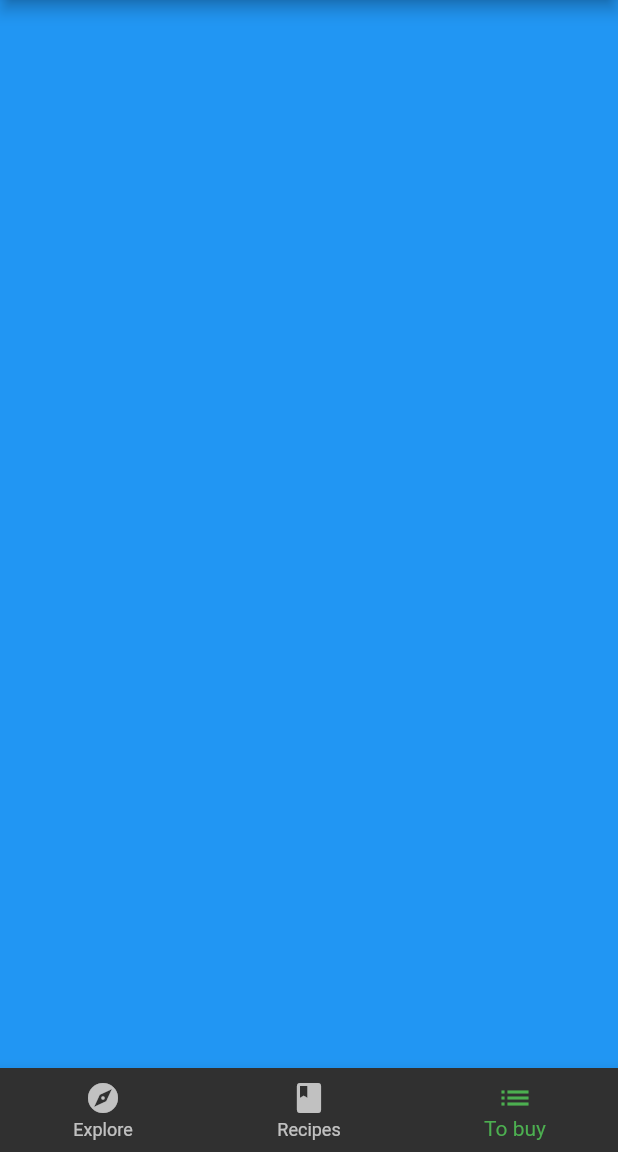
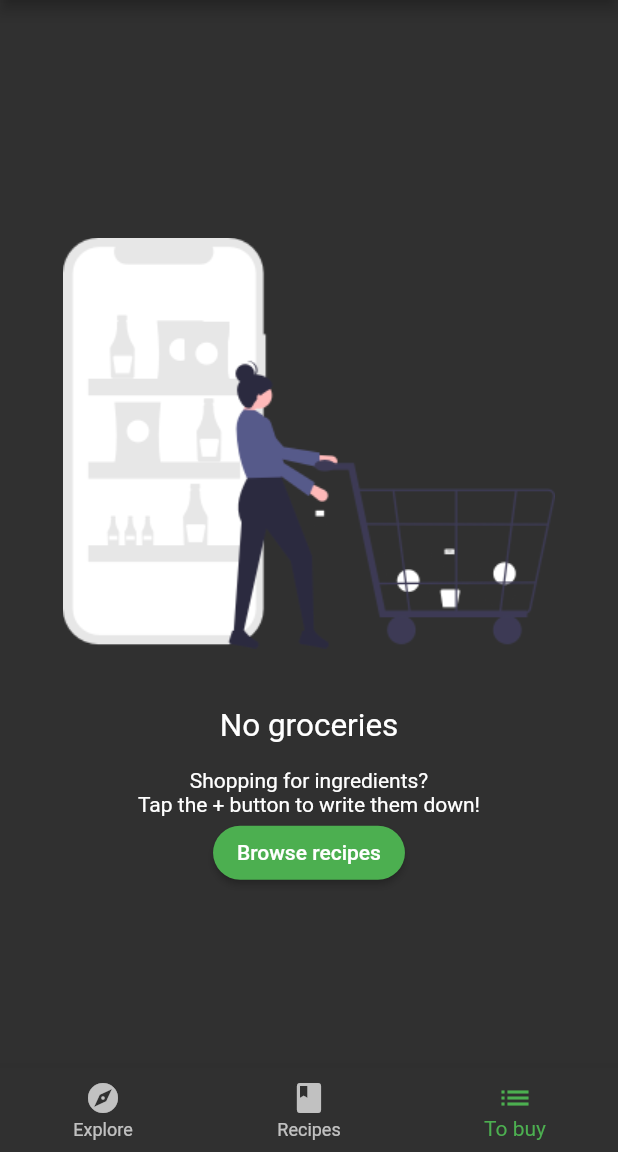
Before and after one commit to robsonsilv4/fooderlich, a Flutter app: the screen it shows after launch, item 3 of the bottom bar chosen, on a phone screen of 412 x 824 dp, the part 84-1236 px from its top. Run offline on Flutter 3.47's test engine with Material 2 defaults, Android fonts, the phone set to English and light mode, and no system bars; our stand-ins replace google_fonts.

Commit message:
add EmptyGroceryScreen

```diff
--- a/lib/home.dart
+++ b/lib/home.dart
@@ -15,7 +15,7 @@ class _HomeState extends State<Home> {
   static final List<Widget> _pages = [
     const ExploreScreen(),
     RecipesScreen(),
-    Container(color: Colors.blue),
+    const GroceryScreen(),
   ];
 
   void _onItemTapped(int index) => setState(() => _selectedIndex = index);
--- /dev/null
+++ b/lib/screens/empty_grocery_screen.dart
@@ -0,0 +1,44 @@
+import 'package:flutter/material.dart';
+
+class EmptyGroceryScreen extends StatelessWidget {
+  const EmptyGroceryScreen({Key? key}) : super(key: key);
+
+  @override
+  Widget build(BuildContext context) {
+    return Padding(
+      padding: const EdgeInsets.all(30),
+      child: Center(
+        child: Column(
+          mainAxisAlignment: MainAxisAlignment.center,
+          children: [
+            Flexible(
+              child: AspectRatio(
+                aspectRatio: 1 / 1,
+                child: Image.asset('assets/fooderlich_assets/empty_list.png'),
+              ),
+            ),
+            const Text(
+              'No groceries',
+              style: TextStyle(fontSize: 21),
+            ),
+            const SizedBox(height: 16),
+            const Text(
+              'Shopping for ingredients?\n'
+              'Tap the + button to write them down!',
+              textAlign: TextAlign.center,
+            ),
+            MaterialButton(
+              color: Colors.green,
+              textColor: Colors.white,
+              shape: RoundedRectangleBorder(
+                borderRadius: BorderRadius.circular(30),
+              ),
+              onPressed: () {},
+              child: const Text('Browse recipes'),
+            ),
+          ],
+        ),
+      ),
+    );
+  }
+}
--- /dev/null
+++ b/lib/screens/grocery_screen.dart
@@ -0,0 +1,12 @@
+import 'package:flutter/material.dart';
+
+import 'screens.dart';
+
+class GroceryScreen extends StatelessWidget {
+  const GroceryScreen({Key? key}) : super(key: key);
+
+  @override
+  Widget build(BuildContext context) {
+    return const EmptyGroceryScreen();
+  }
+}
--- a/lib/screens/screens.dart
+++ b/lib/screens/screens.dart
@@ -1,2 +1,4 @@
+export 'empty_grocery_screen.dart';
 export 'explore_screen.dart';
+export 'grocery_screen.dart';
 export 'recipes_screen.dart';
```
